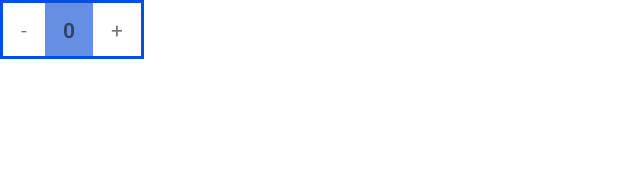
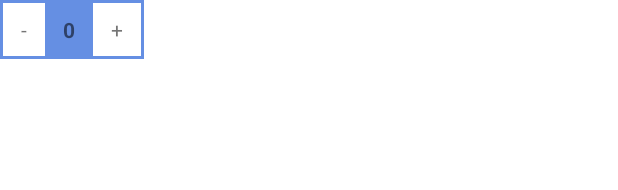
Before and after one commit to rareed2021/GroceryExercise, an Android app: the layout plus_minus_button.xml on its own in the app's theme, with its tools: preview values and no code run, on a phone screen of 412 x 824 dp. Shown: the top 190 px of the screen. Run offline under Robolectric (Android 15) with nearby library versions, the phone set to English and light mode, and no system bars; network calls fail.

Commit message:
Tweaked layout and main activity behavior

```diff
--- a/app/src/main/AndroidManifest.xml
+++ b/app/src/main/AndroidManifest.xml
@@ -11,7 +11,9 @@
         android:roundIcon="@mipmap/ic_launcher_round"
         android:supportsRtl="true"
         android:theme="@style/Theme.GroceryExercise">
-        <activity android:name=".activities.SelectPaymentActivity"></activity>
+        <activity android:name=".activities.ListOrdersActivity"></activity>
+        <activity android:name=".activities.OrderConfirmedActivity" />
+        <activity android:name=".activities.SelectPaymentActivity" />
         <activity android:name=".activities.AddAddressActivity" />
         <activity android:name=".activities.AddressListActivity" />
         <activity android:name=".activities.SplashActivity">
--- a/app/src/main/res/layout/plus_minus_button.xml
+++ b/app/src/main/res/layout/plus_minus_button.xml
@@ -1,11 +1,9 @@
 <LinearLayout xmlns:android="http://schemas.android.com/apk/res/android"
-    android:orientation="horizontal"
     android:id="@+id/plus_minus_widget"
     android:layout_width="wrap_content"
     android:layout_height="wrap_content"
-    android:background="@color/header"
-    android:padding="2dp"
-    >
+    android:orientation="horizontal">
+
     <Button
         android:id="@+id/button_add"
         android:layout_width="wrap_content"
@@ -13,8 +11,14 @@
         android:text="@string/button_add_to_cart"
         android:visibility="gone" />
 
+    <FrameLayout
+        android:id="@+id/layout_full"
+        android:layout_width="wrap_content"
+        android:layout_height="wrap_content"
+        android:background="@color/primary_desaturated"
+        android:padding="2dp">
+
         <LinearLayout
-        android:id="@+id/layout_full"
             android:layout_width="wrap_content"
             android:layout_height="wrap_content"
             android:background="@color/primary_desaturated"
@@ -53,4 +57,5 @@
                 android:paddingEnd="12dp"
                 android:text="@string/plus_button" />
         </LinearLayout>
+    </FrameLayout>
 </LinearLayout>
--- a/app/src/main/res/values-night/colors.xml
+++ b/app/src/main/res/values-night/colors.xml
@@ -16,6 +16,6 @@
     <color name="icon">#8E8D8D</color>
     <color name="icon_light">#D5D5D5</color>
     <color name="background">#111</color>
-    <color name="foreground">#EEE</color>
+    <color name="foreground">#DDD</color>
 
 </resources>
--- a/app/src/main/res/values-night/themes.xml
+++ b/app/src/main/res/values-night/themes.xml
@@ -12,10 +12,11 @@
         <!-- Status bar color. -->
         <item name="android:statusBarColor" tools:targetApi="l">?attr/colorPrimaryVariant</item>
         <item name="android:buttonStyle">@style/ButtonColor</item>
+        <item name="materialButtonStyle">@style/ButtonColor</item>
         <!-- Customize your theme here. -->
     </style>
     <style name="ButtonColor" parent="Widget.MaterialComponents.Button">
         <item name="android:textColor">@color/foreground</item>
-        <item name="android:colorAccent">#EEE</item>
+        <item name="android:colorAccent">@color/foreground</item>
     </style>
 </resources>
--- a/app/src/main/res/values/strings.xml
+++ b/app/src/main/res/values/strings.xml
@@ -49,4 +49,5 @@
     <string name="pay_online">Pay Online</string>
     <string name="check_out">Check Out</string>
     <string name="select_address">Select Address</string>
+    <string name="return_to_home_screen">Click to Return to Home Screen</string>
 </resources>
```
Also changed, not shown: app/src/main/java/com/test/groceryexercise/activities/AddAddressActivity.kt (+2 -5 lines), app/src/main/java/com/test/groceryexercise/activities/MainActivity.kt (+0 -1 lines), app/src/main/java/com/test/groceryexercise/activities/OrderConfirmedActivity.kt (added, +18 -0 lines), app/src/main/java/com/test/groceryexercise/activities/SelectPaymentActivity.kt (+49 -4 lines), app/src/main/java/com/test/groceryexercise/activities/ShowCartActivity.kt (+4 -3 lines), app/src/main/java/com/test/groceryexercise/activities/SplashActivity.kt (+8 -3 lines), app/src/main/java/com/test/groceryexercise/app/DBHelper.kt (+9 -5 lines), app/src/main/java/com/test/groceryexercise/app/Endpoints.kt (+2 -0 lines), app/src/main/java/com/test/groceryexercise/app/SessionManager.kt (+6 -3 lines), app/src/main/java/com/test/groceryexercise/models/Address.kt (+4 -4 lines), app/src/main/java/com/test/groceryexercise/models/CartItem.kt (+1 -1 lines), app/src/main/java/com/test/groceryexercise/models/CheckoutTotal.kt (+4 -4 lines), app/src/main/java/com/test/groceryexercise/models/Order.kt (+3 -3 lines), app/src/main/res/layout/activity_order_confirmed.xml (added, +20 -0 lines). Lines whose indentation alone changed are shown as unchanged.
